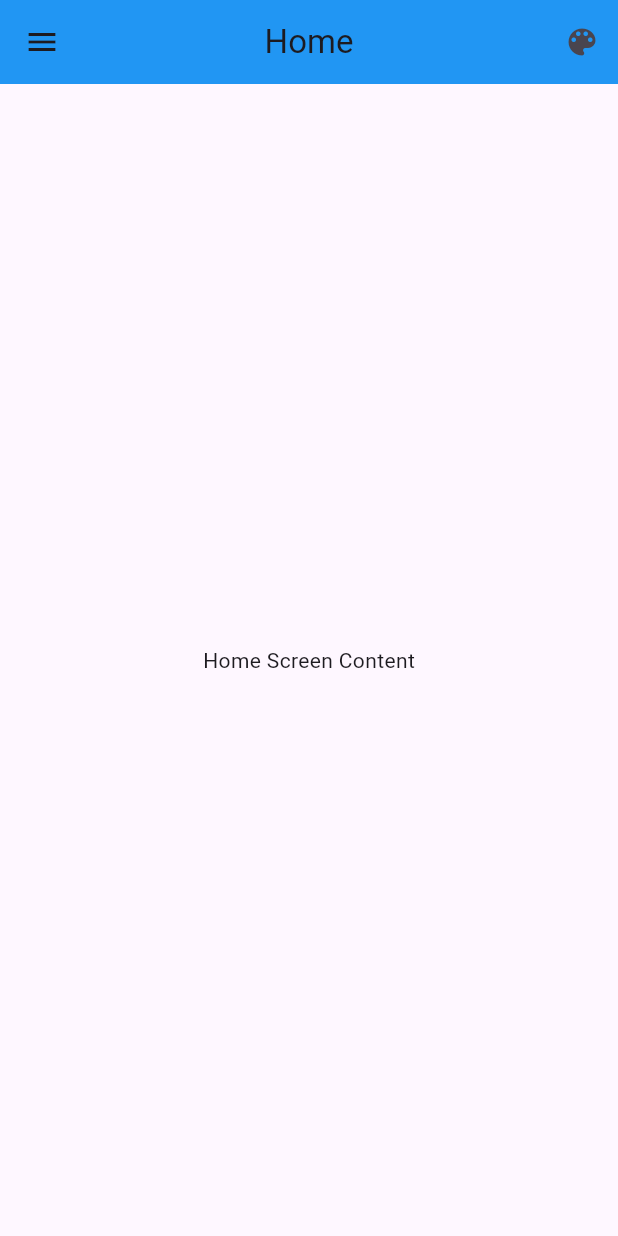
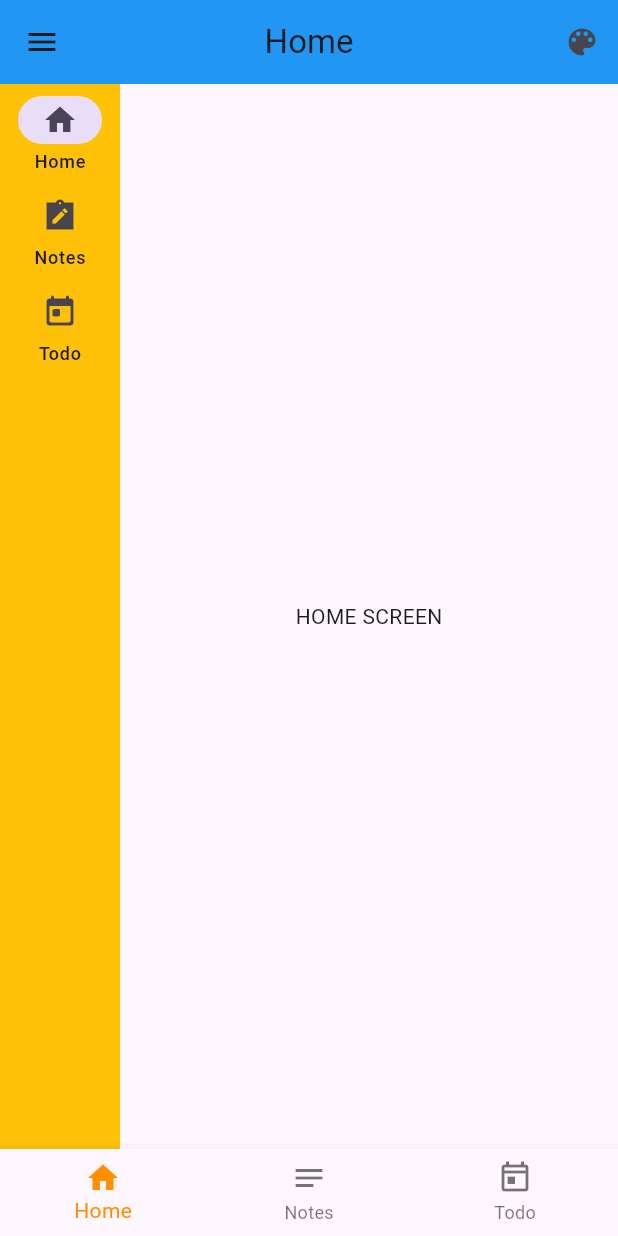
Before and after one commit to asliddinCoDeR77/setting_ui, a Flutter app: the screen it shows after launch, on a phone screen of 412 x 824 dp. Run offline on Flutter 3.47's test engine with Material 3 defaults, Android fonts, the phone set to English and light mode, and no system bars; our stand-ins replace flutter_colorpicker, flutter_slidable, google_fonts, pin_code_fields, shared_preferences.

Commit message:
uptdate new navigation bar

```diff
--- a/lib/views/screen/home_screen.dart
+++ b/lib/views/screen/home_screen.dart
@@ -1,5 +1,7 @@
 import 'package:flutter/material.dart';
 import 'package:flutter_colorpicker/flutter_colorpicker.dart';
+import 'package:perfect_settings_ui/views/screen/notes_screen.dart';
+import 'package:perfect_settings_ui/views/screen/todo_screen.dart';
 import 'package:perfect_settings_ui/views/widgets/customized_drawer.dart';
 import 'package:shared_preferences/shared_preferences.dart';
 
@@ -17,7 +19,20 @@ class HomeScreen extends StatefulWidget {
 
 class _HomeScreenState extends State<HomeScreen> {
   Color _appBarColor = Colors.blue;
+  int _selectedIndex = 0;
+  void _onItemTapped(int index) {
+    setState(() {
+      _selectedIndex = index;
+    });
+  }
 
+  List<Widget> screens = [
+    const Center(child: Text('HOME SCREEN')),
+    const Center(child: NoteScreen()),
+    const Center(
+      child: TodoScreen(),
+    ),
+  ];
   @override
   void initState() {
     super.initState();
@@ -77,6 +92,17 @@ class _HomeScreenState extends State<HomeScreen> {
   @override
   Widget build(BuildContext context) {
     return Scaffold(
+        bottomNavigationBar: BottomNavigationBar(
+          items: const <BottomNavigationBarItem>[
+            BottomNavigationBarItem(icon: Icon(Icons.home), label: 'Home'),
+            BottomNavigationBarItem(icon: Icon(Icons.notes), label: 'Notes'),
+            BottomNavigationBarItem(
+                icon: Icon(Icons.today_outlined), label: 'Todo'),
+          ],
+          currentIndex: _selectedIndex,
+          selectedItemColor: Colors.amber[800],
+          onTap: _onItemTapped,
+        ),
         appBar: AppBar(
           title: const Text('Home'),
           backgroundColor: _appBarColor,
@@ -92,9 +118,28 @@ class _HomeScreenState extends State<HomeScreen> {
           onThemeModeChanged: widget.onThemeModeChanged,
           onColorChanged: _onColorChanged,
         ),
-      body: const Center(
-        child: Text('Home Screen Content'),
+        body: Row(
+          children: <Widget>[
+            NavigationRail(
+              backgroundColor: Colors.amber,
+              onDestinationSelected: _onItemTapped,
+              selectedIndex: _selectedIndex,
+              labelType: NavigationRailLabelType.all,
+              destinations: const <NavigationRailDestination>[
+                NavigationRailDestination(
+                    icon: Icon(Icons.home), label: Text('Home')),
+                NavigationRailDestination(
+                    icon: Icon(Icons.note_alt_sharp), label: Text('Notes')),
+                NavigationRailDestination(
+                    icon: Icon(Icons.today_rounded), label: Text('Todo')),
+              ],
             ),
-    );
+            Expanded(
+                child: IndexedStack(
+              index: _selectedIndex,
+              children: screens,
+            ))
+          ],
+        ));
   }
 }
```
Lines whose indentation alone changed are shown as unchanged.
